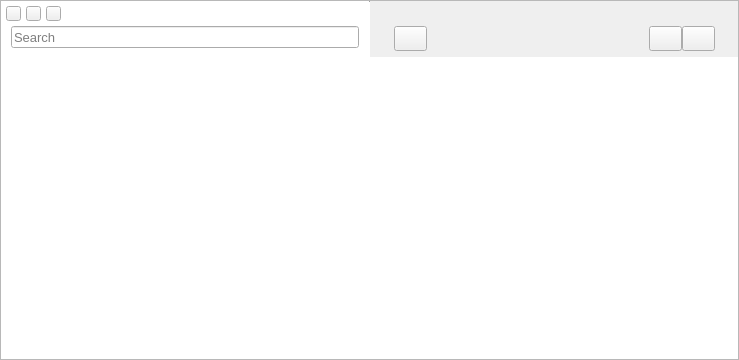
First picture: the form in src/mainwindow.ui, repository cuteOlaf/notes-manager, before the edit.
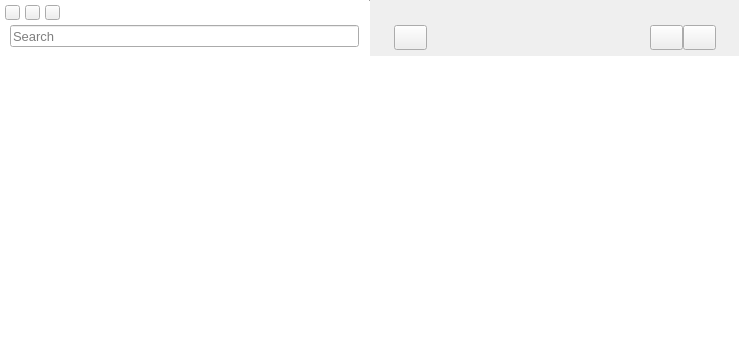
Second picture: the form after the edit. Icons and pictures are not drawn. Custom widgets are drawn as their Qt base class.

Commit message:
Adding shadow to the mainwindow
Using normal distribution to set the shadow blur
https://en.wikipedia.org/wiki/Normal_distribution

The edit to the form file:
```diff
--- a/src/mainwindow.ui
+++ b/src/mainwindow.ui
@@ -91,7 +91,7 @@
        </size>
       </property>
       <property name="frameShape">
-       <enum>QFrame::StyledPanel</enum>
+       <enum>QFrame::NoFrame</enum>
       </property>
       <property name="frameShadow">
        <enum>QFrame::Raised</enum>
```
The commit also changes 2 other files.
